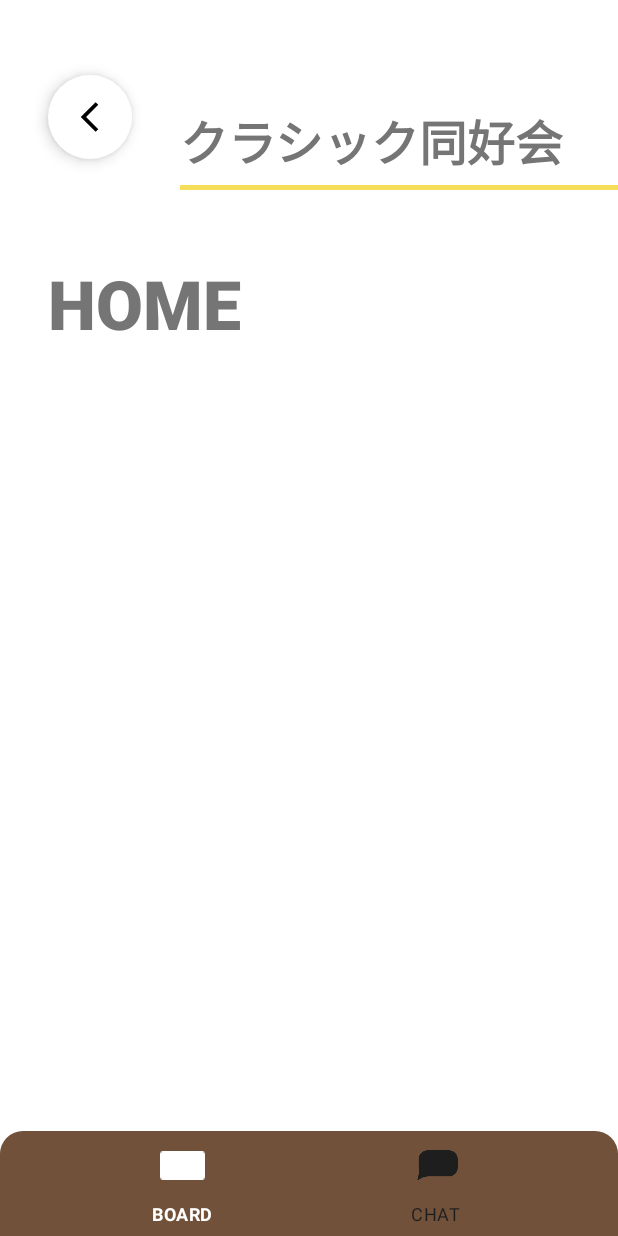
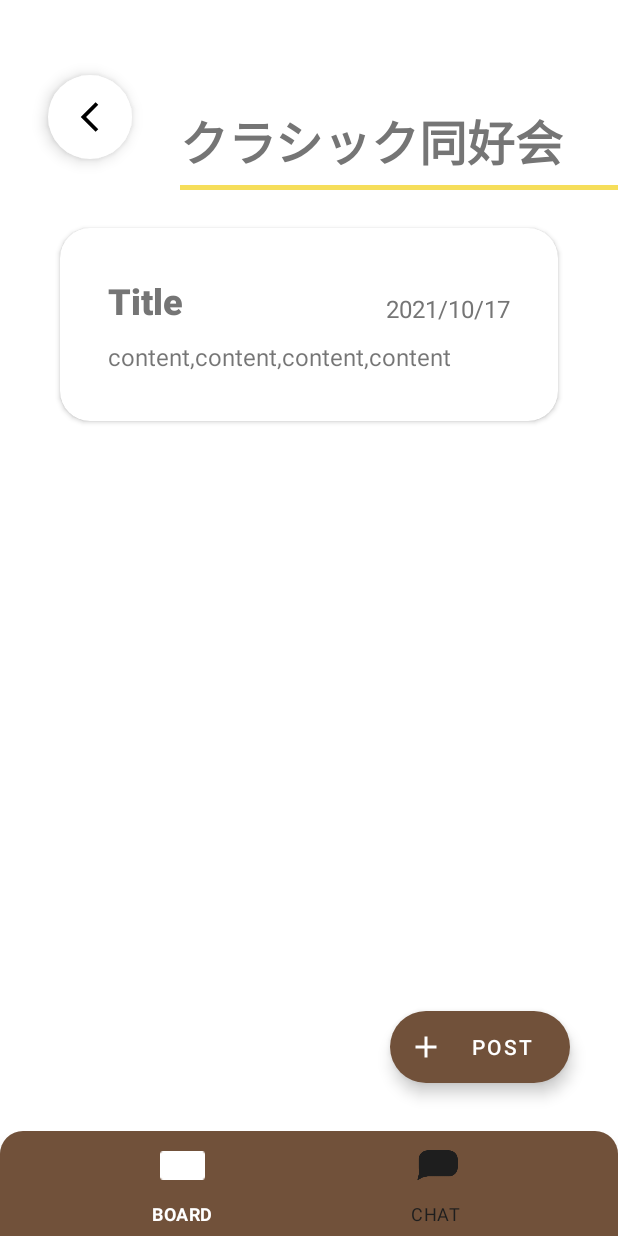
Before and after one commit to seikonta/bullChat, an Android app: the GroupActivity screen opened directly, with no data from a screen before it, on a phone screen of 412 x 824 dp. Run offline under Robolectric (Android 15) with nearby library versions, the phone set to English and light mode, and no system bars; our stand-ins replace Firebase (no records; nobody signed in at launch, a user with empty details on screens opened directly).

Commit message:
Group個別の投稿を作成する場面まで実装がおそらく完了(テストはしていない)
次にやること: GroupのBOARD画面にて投稿の表示を行う

```diff
--- a/app/src/main/java/app/dev/kon/bullchat/BoardFragment.kt
+++ b/app/src/main/java/app/dev/kon/bullchat/BoardFragment.kt
@@ -1,18 +1,24 @@
 package app.dev.kon.bullchat
 
 import android.content.Intent
+import android.os.Build
 import android.os.Bundle
 import android.view.LayoutInflater
 import android.view.View
 import android.view.ViewGroup
+import androidx.annotation.RequiresApi
 import androidx.fragment.app.Fragment
+import androidx.recyclerview.widget.LinearLayoutManager
+import androidx.recyclerview.widget.RecyclerView
 import kotlinx.android.synthetic.main.fragment_board.*
+import java.time.LocalDateTime
 
 class BoardFragment: Fragment() {
     override fun onCreateView(inflater: LayoutInflater, container: ViewGroup?, savedInstanceState: Bundle?): View? {
         return inflater.inflate(R.layout.fragment_board, container, false)
     }
 
+    @RequiresApi(Build.VERSION_CODES.O)
     override fun onViewCreated(view: View, savedInstanceState: Bundle?) {
         super.onViewCreated(view, savedInstanceState)
 
@@ -20,6 +26,16 @@ class BoardFragment: Fragment() {
 //        if (groupName != null) {
 //            GroupBoardText.text = groupName
 //        }
+        var recyclerView = view.findViewById<RecyclerView>(R.id.GorupBoardRecyclerView)
+
+        var posts: List<Post>
+
+        posts = listOf(
+            Post(Title = "Title", Content = "content,content,content,content", PostDate = LocalDateTime.now())
+        )
+
+        recyclerView.adapter = BoardRecyclerAdapter(postList = posts, context = requireActivity())
+        recyclerView.layoutManager = LinearLayoutManager(requireActivity())
 
         MakePostingButton.setOnClickListener {
             val intent = Intent(activity, CreatePostActivity::class.java)
--- /dev/null
+++ b/app/src/main/java/app/dev/kon/bullchat/BoardRecyclerAdapter.kt
@@ -0,0 +1,32 @@
+package app.dev.kon.bullchat
+
+import android.content.Context
+import android.os.Build
+import android.view.LayoutInflater
+import android.view.ViewGroup
+import androidx.annotation.RequiresApi
+import androidx.recyclerview.widget.RecyclerView
+import java.text.DateFormat
+import java.time.format.DateTimeFormatter
+
+class BoardRecyclerAdapter(val postList: List<Post>, val context: Context): RecyclerView.Adapter<BoardRecyclerViewHolder>() {
+    override fun onCreateViewHolder(parent: ViewGroup, viewType: Int): BoardRecyclerViewHolder {
+        val view = LayoutInflater.from(context).inflate(R.layout.item_board_data_cell, parent, false)
+        val holder = BoardRecyclerViewHolder(view)
+
+        return holder
+    }
+
+    @RequiresApi(Build.VERSION_CODES.O)
+    override fun onBindViewHolder(holder: BoardRecyclerViewHolder, position: Int) {
+        val post = postList[position]
+        val dtf = DateTimeFormatter.ofPattern("yyyy/MM/dd")
+        holder.PostTitleTextView.text = post.Title
+        holder.PostContentTextView.text = post.Content
+        holder.PostDateTextView.text = post.PostDate.format(dtf)
+    }
+
+    override fun getItemCount(): Int {
+        return postList.size
+    }
+}
--- /dev/null
+++ b/app/src/main/java/app/dev/kon/bullchat/BoardRecyclerViewHolder.kt
@@ -0,0 +1,11 @@
+package app.dev.kon.bullchat
+
+import android.view.View
+import android.widget.TextView
+import androidx.recyclerview.widget.RecyclerView
+
+class BoardRecyclerViewHolder(view: View): RecyclerView.ViewHolder(view) {
+    val PostTitleTextView: TextView = view.findViewById(R.id.BoardTitleTextView)
+    val PostContentTextView: TextView = view.findViewById(R.id.BoardContentsTextView)
+    val PostDateTextView: TextView = view.findViewById(R.id.BoardPostedDateTextView)
+}
--- a/app/src/main/java/app/dev/kon/bullchat/GroupActivity.kt
+++ b/app/src/main/java/app/dev/kon/bullchat/GroupActivity.kt
@@ -21,6 +21,7 @@ class GroupActivity: AppCompatActivity() {
 
         val name = intent.getStringExtra("name")
         val id = intent.getStringExtra("id")
+
 
         if (name != null) {
             GroupBoardText.text = name
--- /dev/null
+++ b/app/src/main/java/app/dev/kon/bullchat/Post.kt
@@ -0,0 +1,13 @@
+package app.dev.kon.bullchat
+
+import com.google.firebase.firestore.DocumentId
+import java.time.LocalDateTime
+import java.util.*
+
+data class Post(
+    @DocumentId
+    val id: String = "",
+    val Title: String,
+    val Content: String,
+    val PostDate: LocalDateTime
+)
--- a/app/src/main/res/layout/activity_gorup.xml
+++ b/app/src/main/res/layout/activity_gorup.xml
@@ -64,9 +64,10 @@
 
     <androidx.fragment.app.FragmentContainerView
         android:id="@+id/groupFragmentContainerView"
-        android:name="app.dev.kon.bullchat.GroupListFragment"
+        android:name="app.dev.kon.bullchat.BoardFragment"
         android:layout_width="0dp"
         android:layout_height="0dp"
+        android:layout_marginTop="16dp"
         app:layout_constraintBottom_toTopOf="@+id/GroupBottomNavigationView"
         app:layout_constraintEnd_toEndOf="parent"
         app:layout_constraintStart_toStartOf="parent"
--- a/app/src/main/res/layout/fragment_board.xml
+++ b/app/src/main/res/layout/fragment_board.xml
@@ -37,13 +37,12 @@
         android:id="@+id/GorupBoardRecyclerView"
         android:layout_width="0dp"
         android:layout_height="0dp"
-        android:layout_marginTop="16dp"
         android:paddingStart="32dp"
         android:paddingEnd="32dp"
         app:layout_constraintBottom_toBottomOf="parent"
         app:layout_constraintEnd_toEndOf="parent"
         app:layout_constraintStart_toStartOf="parent"
-        app:layout_constraintTop_toBottomOf="@+id/GroupBoardTextBlock" />
+        app:layout_constraintTop_toTopOf="parent" />
 
     <com.google.android.material.floatingactionbutton.ExtendedFloatingActionButton
         android:id="@+id/MakePostingButton"
```
Also changed, not shown: app/src/main/java/app/dev/kon/bullchat/CreatePostActivity.kt (+41 -0 lines), app/src/main/res/layout/activity_create_post.xml (+10 -10 lines).
